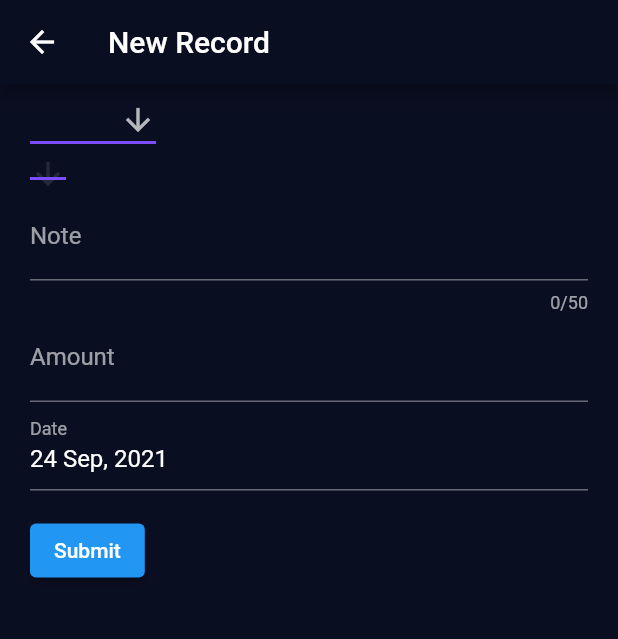
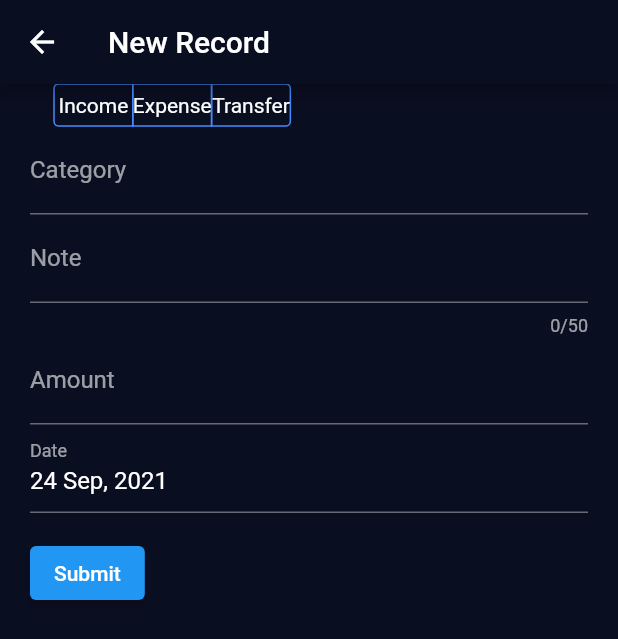
Before and after one commit to w-k-s/simple-budget-tracker-app, a Flutter app: the CreateRecordScreen screen opened directly, on a phone screen of 412 x 824 dp. Shown: the top 639 px of the screen. Run offline on Flutter 3.47's test engine with Material 2 defaults, Android fonts, the phone set to English and light mode, and no system bars; drawn by our look-alikes of date_time_picker; our stand-ins replace chopper, currency_text_input_formatter; missing offline and left inert: money2; accounts and stored records are empty; generated files the repository leaves out were written again.

Commit message:
improved create record ux

```diff
--- a/lib/models/category.dart
+++ b/lib/models/category.dart
@@ -40,4 +40,6 @@ class Categories {
 
   @override
   int get hashCode => hashList(categories);
+
+  bool get isEmpty => categories.isEmpty;
 }
--- a/lib/screens/create_record_screen.dart
+++ b/lib/screens/create_record_screen.dart
@@ -7,6 +7,9 @@ import 'package:date_time_picker/date_time_picker.dart';
 import '../models/account.dart';
 import '../models/category.dart';
 import '../models/amount.dart';
+import 'category_selection_screen.dart';
+import 'package:currency_text_input_formatter/currency_text_input_formatter.dart';
+import 'package:flutter/cupertino.dart';
 
 class CreateRecordScreen extends StatefulWidget {
   final Account? selectedAccount;
@@ -56,6 +59,8 @@ class _CreateRecordFormState extends State<CreateRecordForm> {
   String amount = "0.00";
   String title = "";
 
+  TextEditingController _categoryController = TextEditingController();
+
   @override
   void initState() {
     super.initState();
@@ -65,6 +70,12 @@ class _CreateRecordFormState extends State<CreateRecordForm> {
 
       _loadInitialData(service);
     });
+  }
+
+  @override
+  void dispose() {
+    _categoryController.dispose();
+    super.dispose();
   }
 
   void _loadInitialData(BudgetService service) async {
@@ -78,6 +89,8 @@ class _CreateRecordFormState extends State<CreateRecordForm> {
 
       final _accounts = await _loadAccounts(service);
       final _categories = await _loadCategories(service);
+
+      _categoryController.text = _categories.first?.name ?? "";
 
       setState(() {
         isLoading = false;
@@ -133,6 +146,18 @@ class _CreateRecordFormState extends State<CreateRecordForm> {
     }
   }
 
+  void _selectCategory() async {
+    final Category _category =
+        await Navigator.push(context, MaterialPageRoute(builder: (context) {
+      return CategorySelectionScreen();
+    }));
+
+    _categoryController.text = _category.name;
+    setState(() {
+      selectedCategory = _category;
+    });
+  }
+
   @override
   Widget build(BuildContext context) {
     if (isLoading) {
@@ -144,51 +169,52 @@ class _CreateRecordFormState extends State<CreateRecordForm> {
     return _buildForm(context);
   }
 
+  final _recordTypeSegmentedControllerChildren = {
+    Type.INCOME: Text(
+      "Income",
+      style: TextStyle(color: Colors.white),
+    ),
+    Type.EXPENSE: Text("Expense", style: TextStyle(color: Colors.white)),
+    Type.TRANSFER: Text("Transfer", style: TextStyle(color: Colors.white))
+  };
+
   Form _buildForm(BuildContext context) {
     return Form(
       key: _formKey,
       child: Column(
         crossAxisAlignment: CrossAxisAlignment.start,
         children: [
-          DropdownButton<Type>(
-              value: selectedRecordType,
-              icon: const Icon(Icons.arrow_downward),
-              iconSize: 24,
-              underline: Container(
-                height: 2,
-                color: Colors.deepPurpleAccent,
-              ),
-              onChanged: (Type? newValue) {
-                setState(() {
-                  selectedRecordType = newValue;
-                });
+          CupertinoSegmentedControl<Type>(
+            children: _recordTypeSegmentedControllerChildren,
+            groupValue: selectedRecordType,
+            borderColor: Colors.blueAccent,
+            selectedColor: Colors.blueAccent,
+            unselectedColor: Colors.transparent,
+            onValueChanged: (index) {
+              setState(() {
+                selectedRecordType = index as Type;
+              });
+            },
+          ),
+          TextFormField(
+              decoration: const InputDecoration(
+                  hintText: 'Category of record',
+                  labelText: 'Category',
+                  counterText: ""),
+              maxLength: 50,
+              textCapitalization: TextCapitalization.sentences,
+              validator: (value) {
+                if (value == null || value.isEmpty) {
+                  return 'Please select a category';
+                }
+                return null;
               },
-              items: Type.values.map<DropdownMenuItem<Type>>((Type value) {
-                return DropdownMenuItem<Type>(
-                  value: value,
-                  child: Text(value.name()),
-                );
-              }).toList()),
-          DropdownButton<Category>(
-              value: selectedCategory,
-              icon: const Icon(Icons.arrow_downward),
-              iconSize: 24,
-              underline: Container(
-                height: 2,
-                color: Colors.deepPurpleAccent,
-              ),
-              onChanged: (Category? newValue) {
-                setState(() {
-                  selectedCategory = newValue;
-                });
+              onSaved: (value) {
+                title = value ?? "";
               },
-              items: categories.categories
-                  .map<DropdownMenuItem<Category>>((Category value) {
-                return DropdownMenuItem<Category>(
-                  value: value,
-                  child: Text(value.name),
-                );
-              }).toList()),
+              controller: _categoryController,
+              onTap: () => {_selectCategory()},
+              readOnly: true),
           Visibility(
               visible:
                   selectedRecordType == Type.TRANSFER && accounts.length != 1,
@@ -237,7 +263,8 @@ class _CreateRecordFormState extends State<CreateRecordForm> {
             ),
             keyboardType: TextInputType.number,
             inputFormatters: [
-              FilteringTextInputFormatter.allow(RegExp(r'[0-9\.,]'))
+              FilteringTextInputFormatter.allow(RegExp(r'[0-9\.,]')),
+              CurrencyTextInputFormatter(symbol: ""),
             ],
             onSaved: (value) {
               amount = value ?? "0.00";
--- a/pubspec.yaml
+++ b/pubspec.yaml
@@ -34,6 +34,7 @@ dependencies:
   provider: ^6.0.0
   money2: ^2.2.1
   date_time_picker: ^2.1.0
+  currency_text_input_formatter: ^2.1.3
 
 dev_dependencies:
   test:
```
Also changed, not shown: lib/screens/category_selection_screen.dart (added, +112 -0 lines), pubspec.lock.
